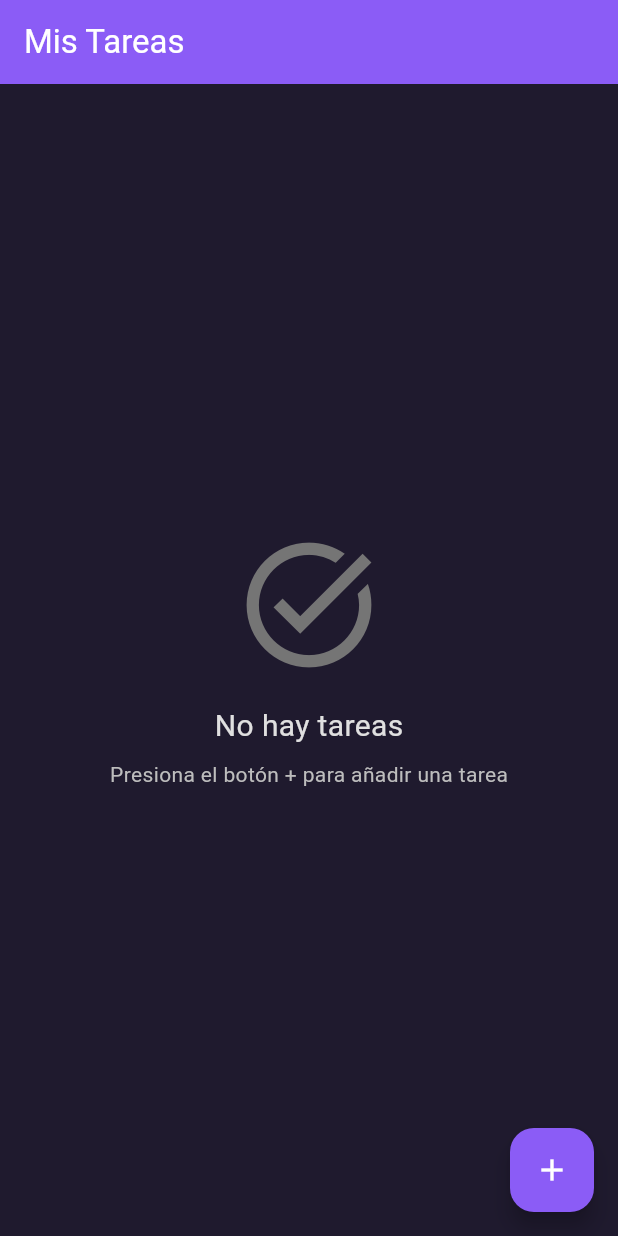
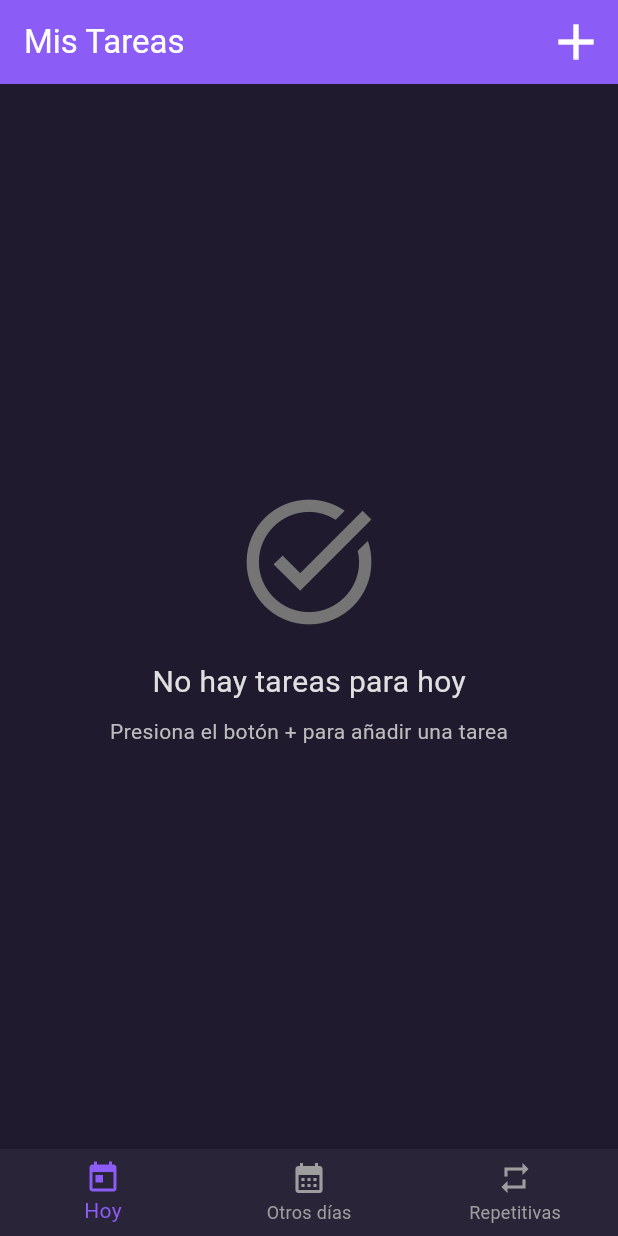
Before and after one commit to mesegr/ToDo-app, a Flutter app: the screen it shows after launch, on a phone screen of 412 x 824 dp. Run offline on Flutter 3.47's test engine with Material 3 defaults, Android fonts, the phone set to English and light mode, and no system bars.

Commit message:
tareas separadas por categoria

```diff
--- a/todo_app/lib/screens/home_screen.dart
+++ b/todo_app/lib/screens/home_screen.dart
@@ -1,5 +1,6 @@
 import 'package:flutter/material.dart';
 import '../models/task.dart';
+import '../models/repetition_type.dart';
 import '../widgets/task_card.dart';
 import 'add_task_screen.dart';
 import 'edit_task_screen.dart';
@@ -14,6 +15,9 @@ class HomeScreen extends StatefulWidget {
 class _HomeScreenState extends State<HomeScreen> {
   // Lista de tareas (inicialmente vacía)
   List<Task> tasks = [];
+
+  // Índice de la pestaña seleccionada
+  int _selectedIndex = 0;
 
   Future<void> _addTask() async {
     final Task? newTask = await Navigator.push(
@@ -99,13 +103,79 @@ class _HomeScreenState extends State<HomeScreen> {
     );
   }
 
+  // Filtrar tareas según la pestaña seleccionada
+  List<Task> _getFilteredTasks() {
+    final now = DateTime.now();
+    final today = DateTime(now.year, now.month, now.day);
+
+    List<Task> filtered;
+
+    switch (_selectedIndex) {
+      case 0: // Hoy
+        filtered = tasks.where((task) {
+          final taskDate = DateTime(
+            task.assignedTime.year,
+            task.assignedTime.month,
+            task.assignedTime.day,
+          );
+          return taskDate.isAtSameMomentAs(today) &&
+                 task.repetitionType == RepetitionType.none;
+        }).toList();
+        break;
+      case 1: // Otros días
+        filtered = tasks.where((task) {
+          final taskDate = DateTime(
+            task.assignedTime.year,
+            task.assignedTime.month,
+            task.assignedTime.day,
+          );
+          return taskDate.isAfter(today) &&
+                 task.repetitionType == RepetitionType.none;
+        }).toList();
+        break;
+      case 2: // Repetitivas
+        filtered = tasks.where((task) {
+          return task.repetitionType != RepetitionType.none;
+        }).toList();
+        break;
+      default:
+        filtered = tasks;
+    }
+
+    // Ordenar por fecha y hora
+    filtered.sort((a, b) => a.assignedTime.compareTo(b.assignedTime));
+    return filtered;
+  }
+
+  String _getEmptyMessage() {
+    switch (_selectedIndex) {
+      case 0:
+        return 'No hay tareas para hoy';
+      case 1:
+        return 'No hay tareas programadas';
+      case 2:
+        return 'No hay tareas repetitivas';
+      default:
+        return 'No hay tareas';
+    }
+  }
+
   @override
   Widget build(BuildContext context) {
+    final filteredTasks = _getFilteredTasks();
+
     return Scaffold(
       appBar: AppBar(
         title: const Text('Mis Tareas'),
+        actions: [
+          IconButton(
+            icon: const Icon(Icons.add,size: 40,),
+            onPressed: _addTask,
+            tooltip: 'Añadir tarea',
+          ),
+        ],
       ),
-      body: tasks.isEmpty
+      body: filteredTasks.isEmpty
           ? Center(
               child: Column(
                 mainAxisAlignment: MainAxisAlignment.center,
@@ -117,7 +187,7 @@ class _HomeScreenState extends State<HomeScreen> {
                   ),
                   const SizedBox(height: 16),
                   Text(
-                    'No hay tareas',
+                    _getEmptyMessage(),
                     style: TextStyle(
                       fontSize: 20,
                       color: Colors.grey[300],
@@ -136,9 +206,9 @@ class _HomeScreenState extends State<HomeScreen> {
             )
           : ListView.builder(
               padding: const EdgeInsets.all(16),
-              itemCount: tasks.length,
+              itemCount: filteredTasks.length,
               itemBuilder: (context, index) {
-                final task = tasks[index];
+                final task = filteredTasks[index];
                 return Dismissible(
                   key: Key(task.id),
                   direction: DismissDirection.endToStart,
@@ -179,9 +249,31 @@ class _HomeScreenState extends State<HomeScreen> {
                 );
               },
             ),
-      floatingActionButton: FloatingActionButton(
-        onPressed: _addTask,
-        child: const Icon(Icons.add),
+      bottomNavigationBar: BottomNavigationBar(
+        currentIndex: _selectedIndex,
+        onTap: (index) {
+          setState(() {
+            _selectedIndex = index;
+          });
+        },
+        backgroundColor: const Color(0xFF2A2438),
+        selectedItemColor: const Color(0xFF8B5CF6),
+        unselectedItemColor: Colors.grey[500],
+        type: BottomNavigationBarType.fixed,
+        items: const [
+          BottomNavigationBarItem(
+            icon: Icon(Icons.today),
+            label: 'Hoy',
+          ),
+          BottomNavigationBarItem(
+            icon: Icon(Icons.calendar_month),
+            label: 'Otros días',
+          ),
+          BottomNavigationBarItem(
+            icon: Icon(Icons.repeat),
+            label: 'Repetitivas',
+          ),
+        ],
       ),
     );
   }
```
